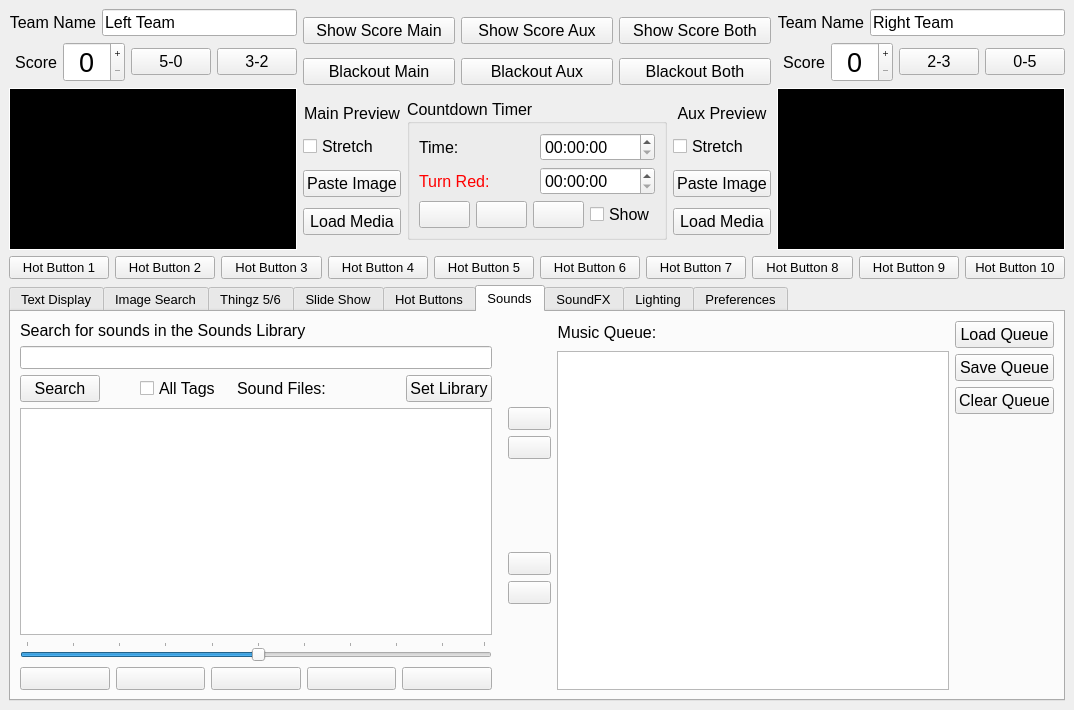
Above: ImproTronControlPanel.ui from guywinterbotham/ImproTron before the change. Below: the same form after it.
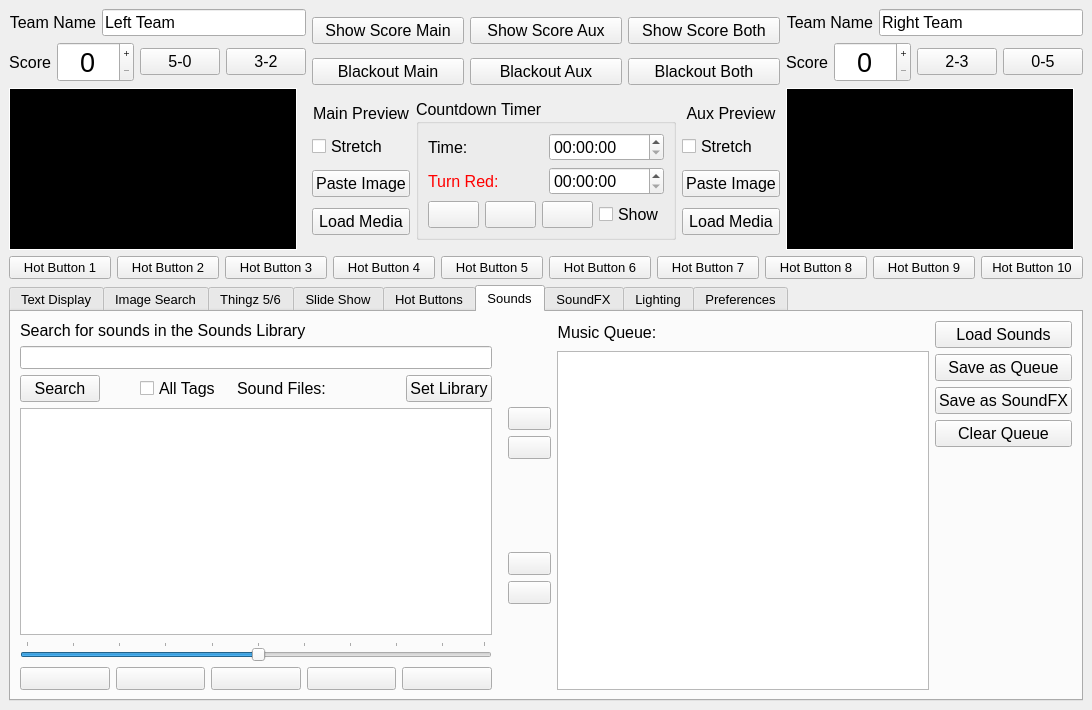
That is the form after the change. Icons and pictures are not drawn.

Commit message: Added SoundFX Pallette

```diff
--- a/ImproTronControlPanel.ui
+++ b/ImproTronControlPanel.ui
@@ -120,6 +120,9 @@
               <property name="buttonSymbols">
                <enum>QAbstractSpinBox::PlusMinus</enum>
               </property>
+              <property name="maximum">
+               <number>999</number>
+              </property>
              </widget>
             </item>
             <item>
@@ -619,6 +622,9 @@
               <property name="buttonSymbols">
                <enum>QAbstractSpinBox::PlusMinus</enum>
               </property>
+              <property name="maximum">
+               <number>999</number>
+              </property>
              </widget>
             </item>
             <item>
@@ -3191,7 +3197,7 @@
                  </font>
                 </property>
                 <property name="text">
-                 <string>Load Queue</string>
+                 <string>Load Sounds</string>
                 </property>
                </widget>
               </item>
@@ -3203,7 +3209,19 @@
                  </font>
                 </property>
                 <property name="text">
-                 <string>Save Queue</string>
+                 <string>Save as Queue</string>
+                </property>
+               </widget>
+              </item>
+              <item>
+               <widget class="QPushButton" name="saveSoundFXPallettePB">
+                <property name="font">
+                 <font>
+                  <pointsize>12</pointsize>
+                 </font>
+                </property>
+                <property name="text">
+                 <string>Save as SoundFX</string>
                 </property>
                </widget>
               </item>
```
Left out of the diff: 17 changed lines with no effect on the pictures. The commit also changes 5 other files.
